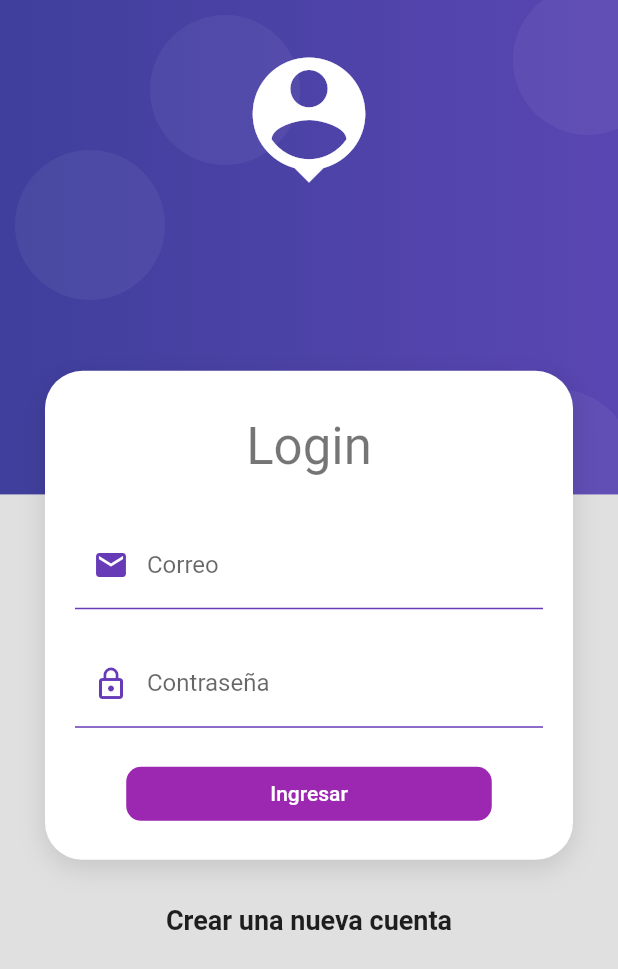
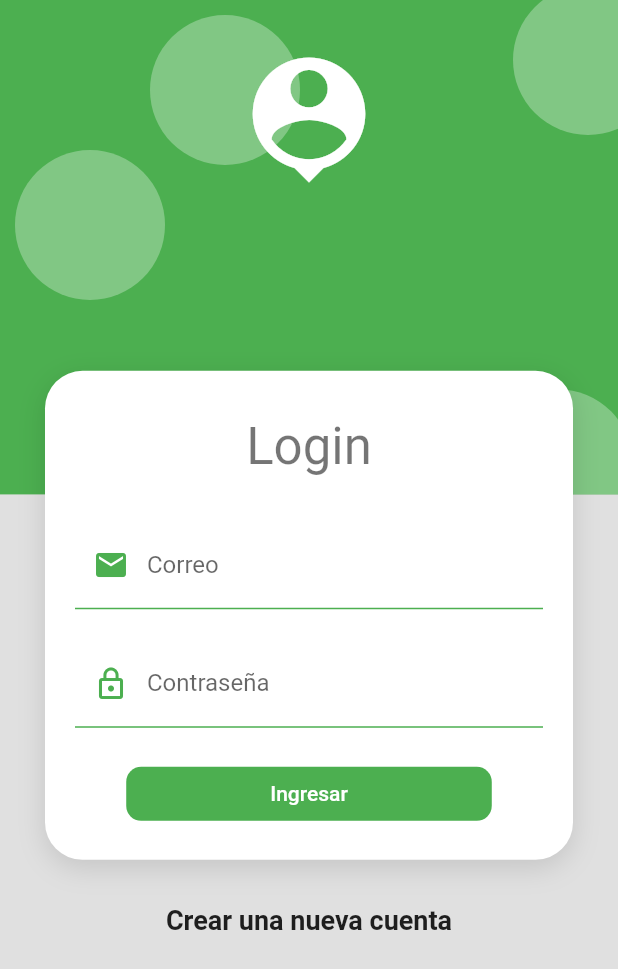
Before and after one commit to PACOdergod/productos, a Flutter app: the screen it shows after launch, on a phone screen of 412 x 824 dp. Shown: the top 969 px of the screen. Run offline on Flutter 3.47's test engine with Material 2 defaults, Android fonts, the phone set to English and light mode, and no system bars.

Commit message:
Login listo, ahora los colores se manejan con el themeData

```diff
--- a/lib/main.dart
+++ b/lib/main.dart
@@ -16,9 +16,22 @@ class MyApp extends StatelessWidget {
         'loading': (_)=> LoadingPage()
       },
 
-      theme: ThemeData.light().copyWith(
-        scaffoldBackgroundColor: Colors.grey.shade300
-      ),
+      theme: MyThemeData.principal()
     );
   }
 }
+
+class MyThemeData {
+  static ThemeData principal()=>
+  ThemeData(
+    scaffoldBackgroundColor: Colors.grey.shade300,
+
+    colorScheme: ColorScheme.light(
+      primary: Colors.green,
+      primaryVariant: Colors.green.shade300,
+    ),
+
+    primaryColor: Colors.green
+  );
+
+}
--- a/lib/ui/input_decorations.dart
+++ b/lib/ui/input_decorations.dart
@@ -6,15 +6,16 @@ class InputDecorations {
     required String labelText,
     required String hintText,
     required Widget prefixIcon,
+    required Color borderColor
   })=> InputDecoration(
     enabledBorder: UnderlineInputBorder(
       borderSide: BorderSide(
-        color: Colors.deepPurple,
+        color: borderColor,
       )
     ),
     focusedBorder: UnderlineInputBorder(
       borderSide: BorderSide(
-        color: Colors.deepPurple,
+        color: borderColor,
         width: 2
       )
     ),
@@ -24,16 +25,20 @@ class InputDecorations {
   );
 
 
-  static InputDecoration loginInputMail()=> loginInputDeco(
+  static InputDecoration loginInputMail(BuildContext context)=> loginInputDeco(
     labelText: 'Correo',
     hintText: 'ejemplo@mail.com',
-    prefixIcon: Icon( Icons.email, color: Colors.deepPurple )
+    prefixIcon: Icon( Icons.email,
+      color: Theme.of(context).colorScheme.primary),
+    borderColor: Theme.of(context).colorScheme.primary
   );
 
-  static InputDecoration loginInputPass()=> loginInputDeco(
+  static InputDecoration loginInputPass(BuildContext context)=> loginInputDeco(
     labelText: 'Contraseña',
     hintText: '******',
-    prefixIcon: Icon( Icons.lock_outline, color: Colors.deepPurple )
+    prefixIcon: Icon( Icons.lock_outline,
+      color: Theme.of(context).colorScheme.primary ),
+    borderColor: Theme.of(context).colorScheme.primary
   );
 
 }
--- a/lib/widgets/auth_background.dart
+++ b/lib/widgets/auth_background.dart
@@ -12,9 +12,9 @@ class AuthBackground extends StatelessWidget {
       child: Stack(
         children: [
 
-          _BoxMorado(),
+          _BoxColor(),
 
-          SafeArea( child: _icono() ),
+          SafeArea( child: _icono(context) ),
 
         ],
       ),
@@ -22,16 +22,20 @@ class AuthBackground extends StatelessWidget {
     );
   }
 
-  Container _icono() {
+  Container _icono(BuildContext context) {
     return Container(
       width: double.infinity,
       margin: EdgeInsets.only(top: 30),
-      child: Icon( Icons.person_pin, color: Colors.white, size: 100,),
+      child: Icon(
+        Icons.person_pin,
+        color: Theme.of(context).colorScheme.surface,
+        size: 100,
+      ),
     );
   }
 }
 
-class _BoxMorado extends StatelessWidget {
+class _BoxColor extends StatelessWidget {
 
   @override
   Widget build(BuildContext context) {
@@ -39,12 +43,7 @@ class _BoxMorado extends StatelessWidget {
     final size = MediaQuery.of(context).size;
 
     var boxDecoration = BoxDecoration(
-      gradient: LinearGradient(
-        colors: [
-          Color.fromRGBO(63, 63, 156, 1),
-          Color.fromRGBO(90, 70, 178, 1)
-        ]
-      )
+      color: Theme.of(context).colorScheme.primary
     );
 
     return Container(
@@ -54,10 +53,10 @@ class _BoxMorado extends StatelessWidget {
 
       child: Stack(
         children: [
-          Positioned(child: circulo(), top: 100, left: 10,),
-          Positioned(child: circulo(), top: 10, left: 100,),
-          Positioned(child: circulo(), top: -10, right: -30,),
-          Positioned(child: circulo(), bottom: -30, right: -10,),
+          Positioned(child: circulo(context), top: 100, left: 10,),
+          Positioned(child: circulo(context), top: 10, left: 100,),
+          Positioned(child: circulo(context), top: -10, right: -30,),
+          Positioned(child: circulo(context), bottom: -30, right: -10,),
 
         ],
       ),
@@ -65,12 +64,12 @@ class _BoxMorado extends StatelessWidget {
     );
   }
 
-  Container circulo()=> Container(
+  Container circulo(BuildContext context)=> Container(
     width: 100,
     height: 100,
     decoration: BoxDecoration(
       borderRadius: BorderRadius.circular(100),
-      color: Color.fromRGBO(255, 255, 255, 0.05)
+      color: Theme.of(context).colorScheme.primaryVariant
     ),
   );
 
--- a/lib/widgets/card_container.dart
+++ b/lib/widgets/card_container.dart
@@ -13,7 +13,7 @@ class CardContainer extends StatelessWidget {
     return Container(
       width: double.infinity,
       padding: EdgeInsets.all(20),
-      decoration: boxDeco(),
+      decoration: boxDeco(context),
 
       child: Column(
         children: [
@@ -33,8 +33,8 @@ class CardContainer extends StatelessWidget {
     );
   }
 
-  BoxDecoration boxDeco()=> BoxDecoration(
-    color: Colors.white,
+  BoxDecoration boxDeco(BuildContext context)=> BoxDecoration(
+    color: Theme.of(context).colorScheme.surface,
     borderRadius: BorderRadius.circular(25),
     boxShadow: [
       BoxShadow(
@@ -55,7 +55,6 @@ class _LoginForm extends StatelessWidget {
 
     return Container(
       child: Form(
-        //TODO: mantener la referencia al key
         key: provider.globalKey,
         autovalidateMode: AutovalidateMode.onUserInteraction,
 
@@ -65,7 +64,7 @@ class _LoginForm extends StatelessWidget {
             TextFormField(
               autocorrect: false,
               keyboardType: TextInputType.emailAddress,
-              decoration: InputDecorations.loginInputMail(),
+              decoration: InputDecorations.loginInputMail(context),
 
               onChanged: ( value )=> provider.email= value,
 
@@ -84,7 +83,7 @@ class _LoginForm extends StatelessWidget {
             TextFormField(
               autocorrect: false,
               obscureText: true,
-              decoration: InputDecorations.loginInputPass(),
+              decoration: InputDecorations.loginInputPass(context),
               onChanged: ( value )=> provider.password = value,
 
               validator: (value){
@@ -102,7 +101,7 @@ class _LoginForm extends StatelessWidget {
               ),
               disabledColor: Colors.grey,
               elevation: 0,
-              color: Colors.purple,
+              color: Theme.of(context).colorScheme.primary,
               child: Container(
                 padding: EdgeInsets.symmetric(vertical: 10, horizontal: 80),
                 child: Text('Ingresar', style: TextStyle(color: Colors.white)),
```
